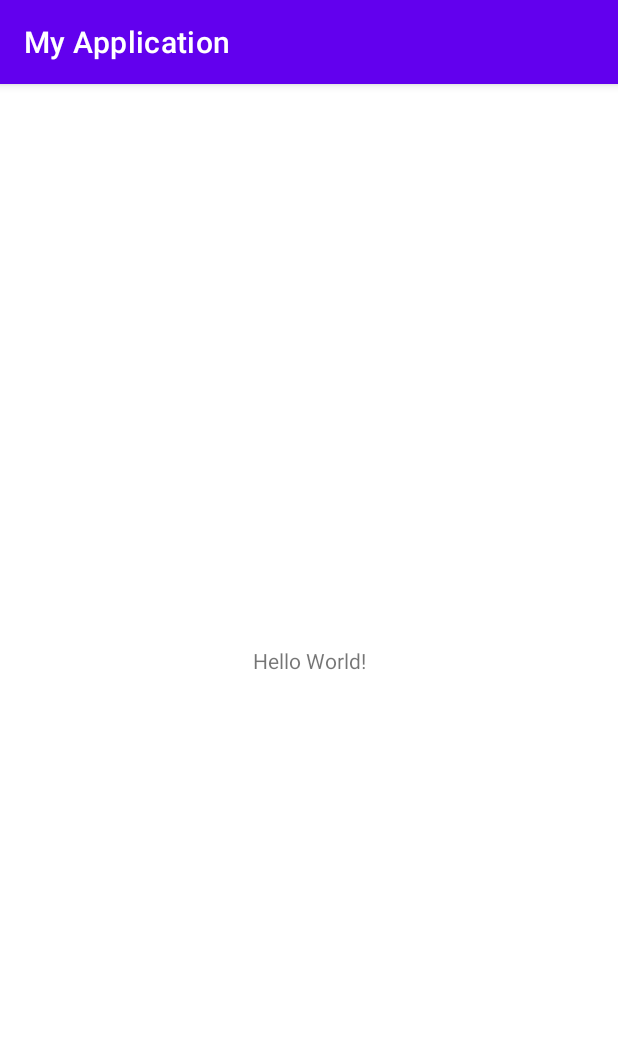
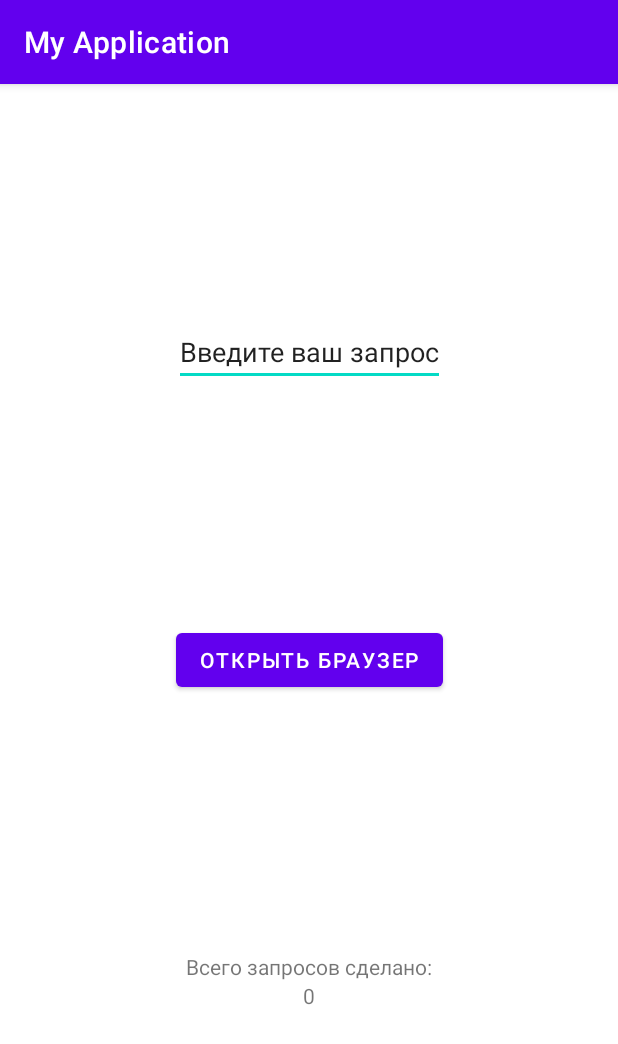
Before and after one commit to HiiMark1/Android, an Android app: the screen it shows after launch (MainActivity), on a phone screen of 412 x 824 dp. Shown: the top 1044 px of the screen. Run offline under Robolectric (Android 15) with nearby library versions, the phone set to English and light mode, and no system bars.

Commit message:
Done hw3

```diff
--- a/app/src/main/java/com/example/myapplication/MainActivity.kt
+++ b/app/src/main/java/com/example/myapplication/MainActivity.kt
@@ -1,11 +1,49 @@
 package com.example.myapplication
 
+import android.app.Instrumentation
+import android.content.ActivityNotFoundException
+import android.content.Intent
+import android.net.Uri
 import androidx.appcompat.app.AppCompatActivity
 import android.os.Bundle
+import android.view.View
+import android.widget.TextView
+import android.widget.Toast
+import androidx.activity.result.contract.ActivityResultContracts
+import com.example.myapplication.databinding.ActivityMainBinding
+import com.google.android.material.snackbar.Snackbar
 
 class MainActivity : AppCompatActivity() {
+    private lateinit var binding: ActivityMainBinding
+
     override fun onCreate(savedInstanceState: Bundle?) {
         super.onCreate(savedInstanceState)
         setContentView(R.layout.activity_main)
+
+        binding = ActivityMainBinding.inflate(layoutInflater).also {
+            setContentView(it.root)
+        }
+
+        with(binding) {
+            button.setOnClickListener {
+                val webpage: Uri =
+                    Uri.parse("https://www.google.com/search?q=" + searchRequest.text.toString())
+                val intent = Intent(Intent.ACTION_VIEW, webpage)
+
+                try {
+                    startActivityForResult(intent, 1)
+                } catch (e: ActivityNotFoundException) {
+                    Snackbar.make(binding.root, "error", Snackbar.LENGTH_LONG).show()
+                }
+            }
+        }
+    }
+
+    override fun onActivityResult(requestCode: Int, resultCode: Int, data: Intent?) {
+        super.onActivityResult(requestCode, resultCode, data)
+        var textView4: TextView = findViewById(R.id.textView4)
+        var num = textView4.text.toString().toInt()
+        num++
+        textView4.text = num.toString()
     }
 }
--- a/app/src/main/res/layout/activity_main.xml
+++ b/app/src/main/res/layout/activity_main.xml
@@ -6,13 +6,44 @@
     android:layout_height="match_parent"
     tools:context=".MainActivity">
 
-    <TextView
+    <Button
+        android:id="@+id/button"
         android:layout_width="wrap_content"
         android:layout_height="wrap_content"
-        android:text="Hello World!"
+        android:text="Открыть браузер"
         app:layout_constraintBottom_toBottomOf="parent"
-        app:layout_constraintLeft_toLeftOf="parent"
-        app:layout_constraintRight_toRightOf="parent"
+        app:layout_constraintEnd_toEndOf="parent"
+        app:layout_constraintStart_toStartOf="parent"
         app:layout_constraintTop_toTopOf="parent" />
 
+    <EditText
+        android:id="@+id/search_request"
+        android:layout_width="wrap_content"
+        android:layout_height="wrap_content"
+        android:text="Введите ваш запрос"
+        app:layout_constraintBottom_toTopOf="@+id/button"
+        app:layout_constraintEnd_toEndOf="parent"
+        app:layout_constraintStart_toStartOf="parent"
+        app:layout_constraintTop_toTopOf="parent"
+        app:layout_constraintVertical_bias="0.495" />
+
+    <TextView
+        android:id="@+id/textView3"
+        android:layout_width="wrap_content"
+        android:layout_height="wrap_content"
+        android:text="Всего запросов сделано:"
+        app:layout_constraintBottom_toBottomOf="parent"
+        app:layout_constraintEnd_toEndOf="parent"
+        app:layout_constraintStart_toStartOf="parent"
+        app:layout_constraintTop_toBottomOf="@+id/button" />
+
+    <TextView
+        android:id="@+id/textView4"
+        android:layout_width="wrap_content"
+        android:layout_height="wrap_content"
+        android:text="0"
+        app:layout_constraintEnd_toEndOf="@+id/textView3"
+        app:layout_constraintStart_toStartOf="@+id/textView3"
+        app:layout_constraintTop_toBottomOf="@+id/textView3" />
+
 </androidx.constraintlayout.widget.ConstraintLayout>
--- a/build.gradle
+++ b/build.gradle
@@ -7,7 +7,7 @@ buildscript {
     }
     dependencies {
         classpath "com.android.tools.build:gradle:4.2.2"
-        classpath "org.jetbrains.kotlin:kotlin-gradle-plugin:$kotlin_version"
+        classpath "org.jetbrains.kotlin:kotlin-gradle-plugin:1.5.31"
 
         // NOTE: Do not place your application dependencies here; they belong
         // in the individual module build.gradle files
```
Also changed, not shown: app/src/main/AndroidManifest.xml (+15 -1 lines), app/src/main/java/com/example/myapplication/MainActivity2.kt (added, +22 -0 lines), app/src/main/res/layout/activity_main2.xml (added, +18 -0 lines).
